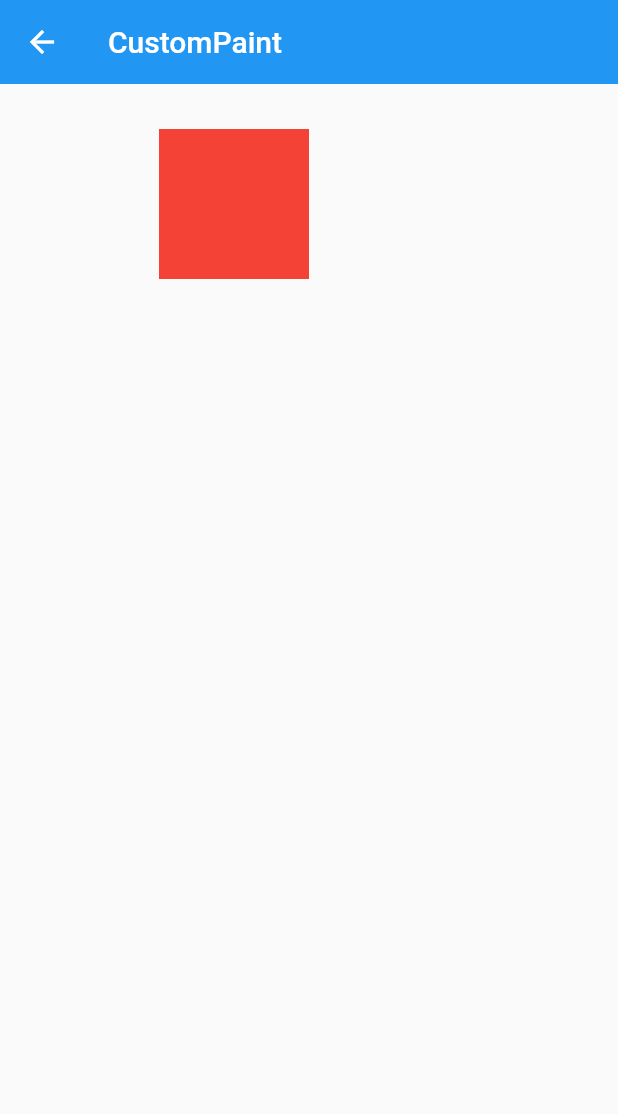
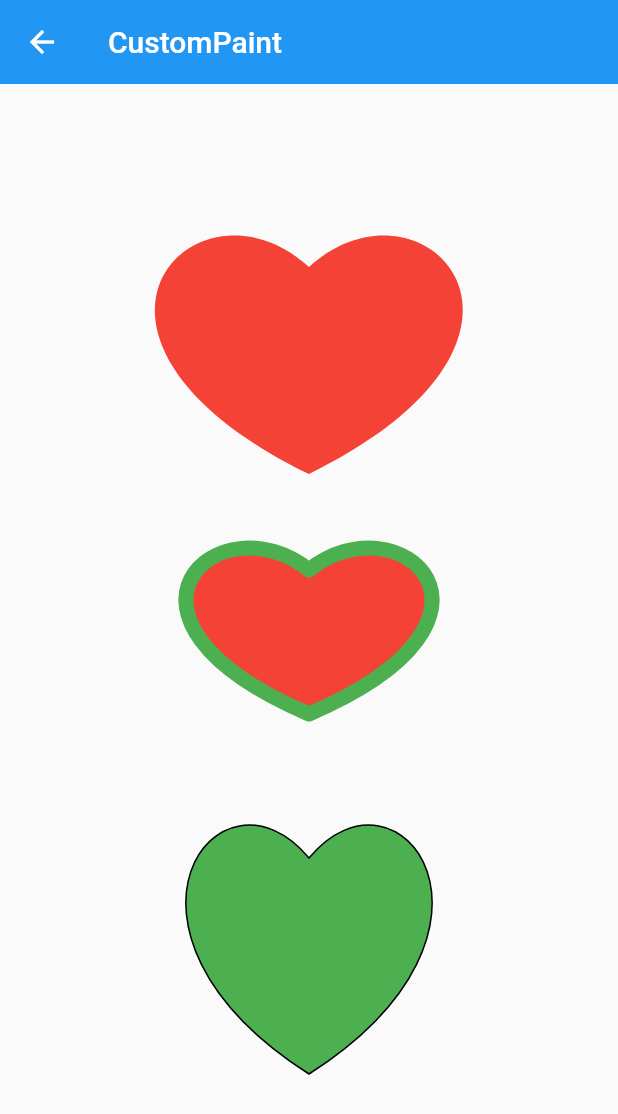
Before and after one commit to codprincess/flutter_base, a Flutter app: the CustomPaintPage screen opened by its route, on a phone screen of 412 x 824 dp. Shown: the top 1114 px of the screen. Run offline on Flutter 3.47's test engine with Material 2 defaults, Android fonts, the light colour scheme and no system bars; our stand-ins replace shared_preferences; missing offline and left inert: fancy_bottom_navigation_2; accounts and stored records are empty.

Commit message:
CustomPaint

```diff
--- a/lib/CustomPaintPage.dart
+++ b/lib/CustomPaintPage.dart
@@ -1,5 +1,5 @@
 import 'dart:math';
-import 'dart:ui';
+
 
 import 'package:flutter/material.dart';
 
@@ -21,10 +21,24 @@ class _CustomPaintPageState extends State<CustomPaintPage> {
           crossAxisAlignment: CrossAxisAlignment.center,
           children: [
             const SizedBox(height: 30,),
+            // CustomPaint(
+            //   painter: MyPainter(),
+            //   size: const Size(200,200),
+            // ),
             CustomPaint(
-              painter: MyPainter(),
-              size: const Size(200,200),
+              size: const Size(250, 230),
+              painter: MyPainterHeart(Colors.red,Colors.transparent,0.0),
             ),
+            CustomPaint(
+              size: const Size(200, 160),
+              painter: MyPainterHeart(Colors.red,Colors.green,10.0),
+            ),
+            CustomPaint(
+              size: const Size(200, 240),
+              painter: MyPainterHeart(Colors.green,Colors.black,1.0),
+            ),
+
+
             // CustomPaint(
             //   painter: MyPainter2(),
             //   size: const Size(100,100),
@@ -125,6 +139,8 @@ class MyPainter3 extends CustomPainter{
   }
 }
 
+
+
 //五彩棋盘
 class MyPainter4 extends CustomPainter{
   @override
@@ -203,3 +219,52 @@ class MyPainter4 extends CustomPainter{
     return true;
   }
 }
+
+class MyPainterHeart extends CustomPainter{
+  //爱心颜色
+  final Color bodyColor;
+  //爱心边框颜色
+  final Color borderColor;
+  //边框宽度
+  final double borderWidth;
+  MyPainterHeart(
+    this.bodyColor,
+    this.borderColor,
+    this.borderWidth,
+
+  );
+  @override
+  void paint(Canvas canvas, Size size) {
+    final Paint body = Paint();
+    body
+      ..color = bodyColor
+      ..style = PaintingStyle.fill
+      ..strokeWidth = 0;
+    final Paint border = Paint();
+    border
+      ..color = borderColor
+      ..style = PaintingStyle.stroke
+      ..strokeCap = StrokeCap.round
+      ..strokeWidth = borderWidth;
+
+    final double w = size.width;
+    final double h = size.height;
+    final Path path = Path();
+    path
+      ..moveTo(0.5*w, 0.4*h)
+      ..cubicTo(0.2*w, 0.1*h, -0.25*w, 0.6*h, 0.5*w, h)
+      ..moveTo(0.5*w, 0.4*h)
+      ..cubicTo(0.8*w, 0.1*h, 1.25*w, 0.6*h, 0.5*w, h);
+    canvas.drawPath(path, body);
+    canvas.drawPath(path, border);
+  }
+
+  @override
+  bool shouldRepaint(covariant CustomPainter oldDelegate) {
+    // TODO: implement shouldRepaint
+    //throw UnimplementedError();
+    return true;
+  }
+
+
+}
```
